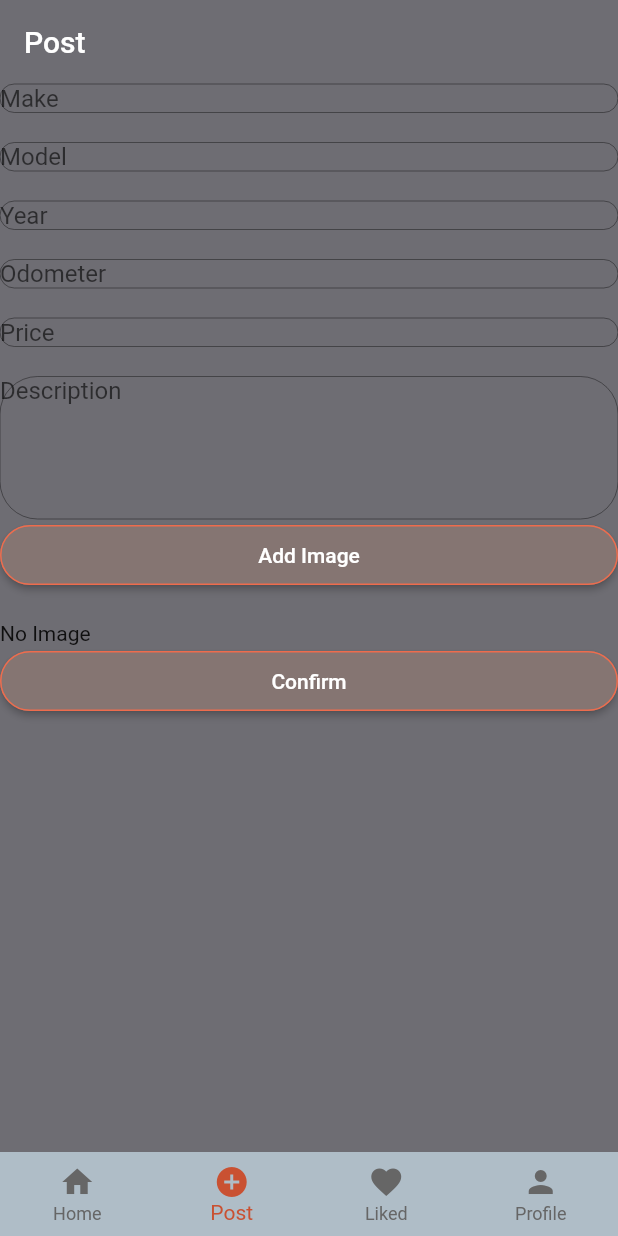
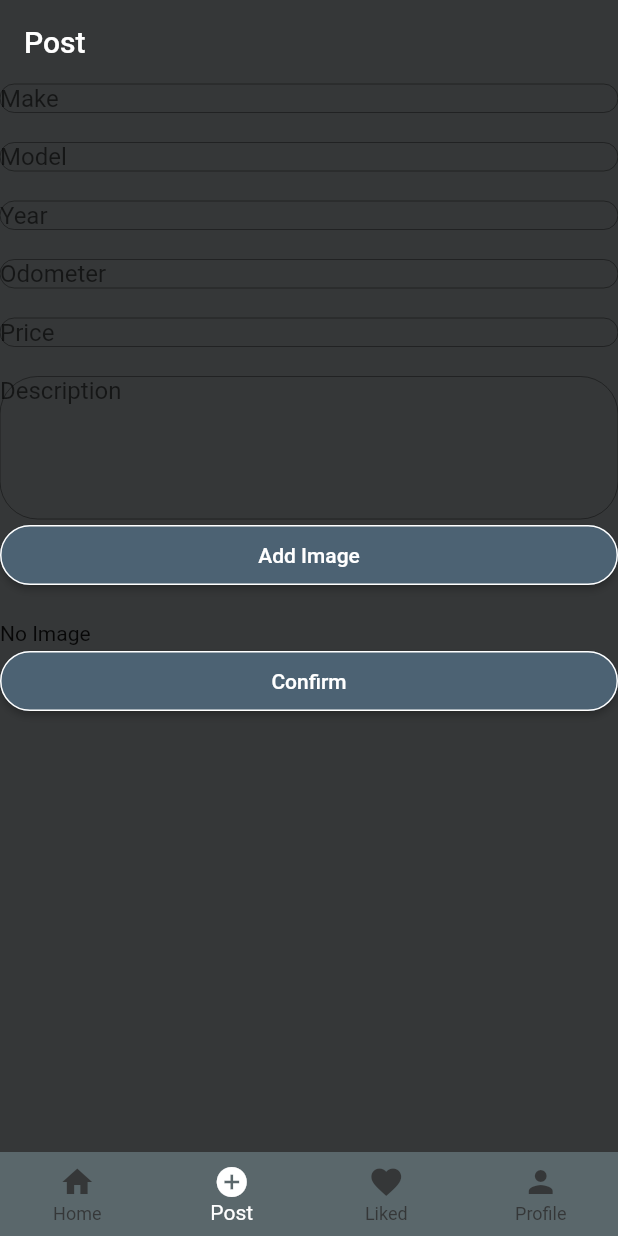
Before and after one commit to domtom1126/stick_testing, a Flutter app: the screen it shows after launch, item 2 of the bottom bar chosen, on a phone screen of 412 x 824 dp. Run offline on Flutter 3.47's test engine with Material 2 defaults, Android fonts, the phone set to English and light mode, and no system bars; our stand-ins replace bloc, cloud_firestore, currency_text_input_formatter, firebase_auth, firebase_core, firebase_storage and 5 more; accounts and stored records are empty.

Commit message:
Changed background, bottombar, button colors

```diff
--- a/lib/main.dart
+++ b/lib/main.dart
@@ -19,13 +19,13 @@ class MyApp extends StatelessWidget {
 
   final appBarBackgroundColor = Colors.transparent;
   final appBarTextColor = HexColor('ffffff');
-  final scaffoldBackgroundColor = HexColor('6E6D73');
-  final bottomBarBackgroundColor = HexColor('AFBDC7');
-  final selectedColor = HexColor('C95132');
-  final unselectedColor = HexColor('666666');
-  final buttonBackgroundColor = HexColor('857572');
+  final scaffoldBackgroundColor = HexColor('353738');
+  final bottomBarBackgroundColor = HexColor('5A676B');
+  final selectedColor = HexColor('FFFFFF');
+  final unselectedColor = HexColor('353738');
+  final buttonBackgroundColor = HexColor('4C6273');
   final buttonForegroundColor = HexColor('ffffff');
-  final buttonBorderColor = HexColor('EE6C4D');
+  final buttonBorderColor = HexColor('FFFFFF');
   // This widget is the root of your application.
   @override
   Widget build(BuildContext context) {
```
